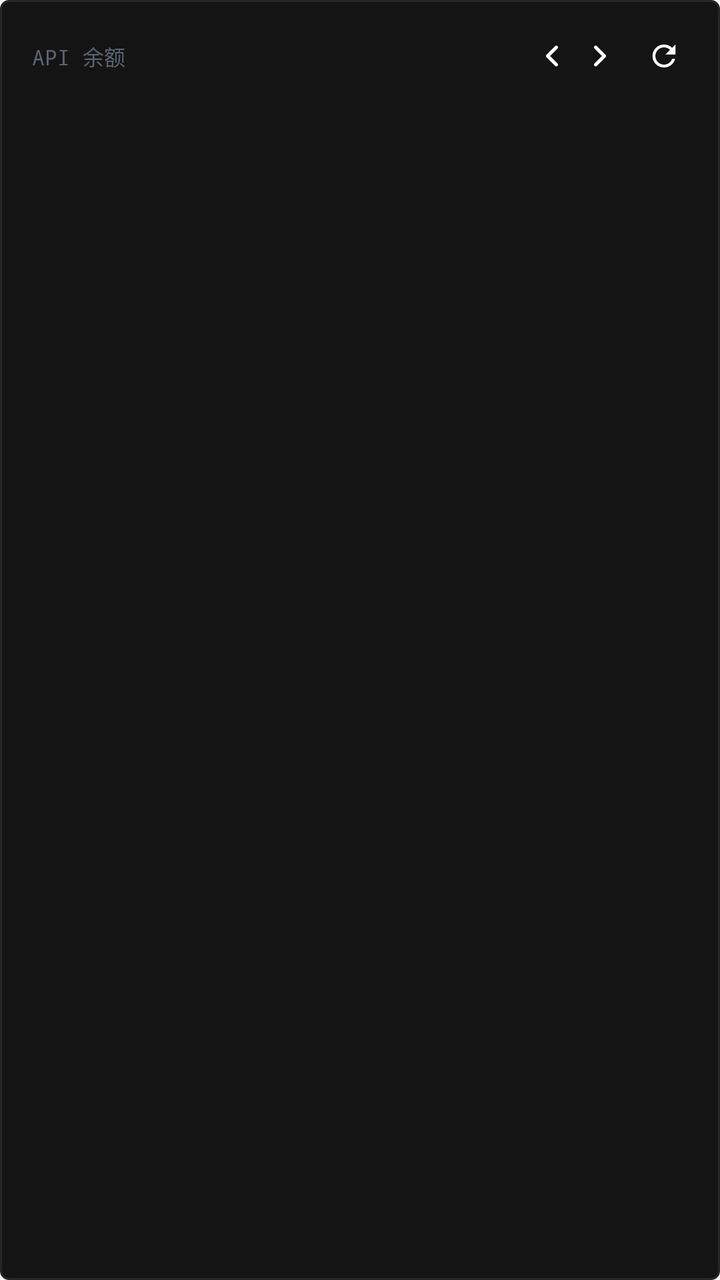
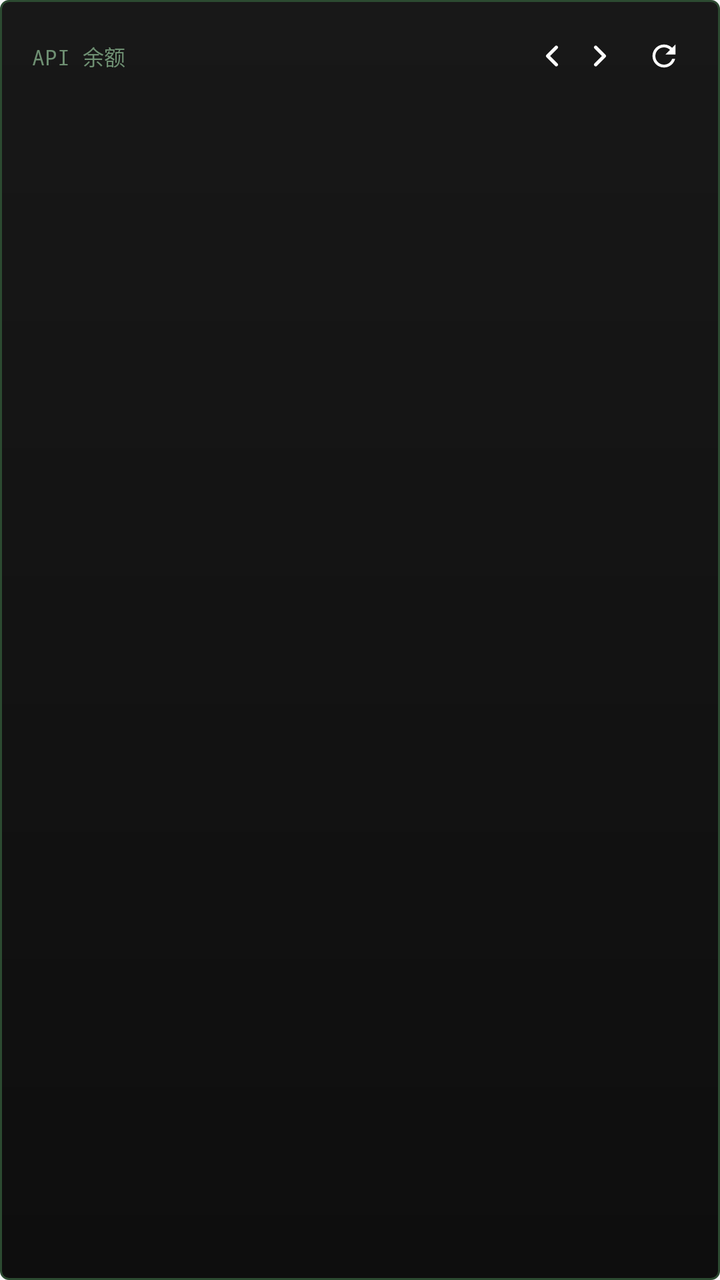

Before-and-after screenshots of an Android layout around one commit, followed by the original layout XML and the change that was made.
<!-- AndroidManifest.xml: application theme AppTheme -->
<!-- res/layout/widget_style4.xml -->
<?xml version="1.0" encoding="utf-8"?>
<FrameLayout xmlns:android="http://schemas.android.com/apk/res/android"
    android:id="@+id/w2_root"
    android:layout_width="match_parent"
    android:layout_height="match_parent"
    android:orientation="vertical"
    android:padding="16dp"
    android:background="@drawable/wg_t4">

    
    <ImageView
        android:id="@+id/w2_frost"
        android:layout_width="match_parent"
        android:layout_height="match_parent"
        android:scaleType="fitXY"
        android:visibility="gone" />


    
    <LinearLayout
        android:layout_width="match_parent"
        android:layout_height="wrap_content"
        android:orientation="vertical">

    
    <LinearLayout
        android:layout_width="match_parent"
        android:layout_height="wrap_content"
        android:orientation="horizontal"
        android:gravity="center_vertical">

        
        <TextView
            android:id="@+id/w2_title"
            android:layout_width="0dp"
            android:layout_height="wrap_content"
            android:layout_weight="1"
            android:minWidth="0dp"
            android:singleLine="true"
            android:ellipsize="end"
            android:includeFontPadding="false"
            android:textColor="@color/w2_tx2"
            android:fontFamily="monospace"
            android:textSize="10.5sp"
            android:text="API 余额" />

        <TextView
            android:id="@+id/w2_page"
            android:layout_width="wrap_content"
            android:layout_height="wrap_content"
            android:layout_marginStart="4dp"
            android:minWidth="0dp"
            android:includeFontPadding="false"
            android:textColor="@color/w2_tx3"
            android:fontFamily="monospace"
            android:textSize="10.5sp" />

        
        <ImageView
            android:id="@+id/w2_prev"
            android:clickable="true"
            android:focusable="true"
            android:layout_width="24dp"
            android:layout_height="24dp"
            android:layout_marginStart="2dp"
            android:scaleType="fitCenter"
            android:src="@drawable/ic_chevron_left"
            android:contentDescription="上一页" />

        <ImageView
            android:id="@+id/w2_next"
            android:clickable="true"
            android:focusable="true"
            android:layout_width="24dp"
            android:layout_height="24dp"
            android:scaleType="fitCenter"
            android:src="@drawable/ic_chevron_right"
            android:contentDescription="下一页" />

        
        <ImageView
            android:id="@+id/w2_refresh"
            android:clickable="true"
            android:focusable="true"
            android:layout_width="24dp"
            android:layout_height="24dp"
            android:layout_marginStart="8dp"
            android:scaleType="fitCenter"
            android:src="@drawable/ic_refresh"
            android:contentDescription="刷新" />
    </LinearLayout>

    
    <TextView
        android:id="@+id/w2_total"
        android:layout_width="match_parent"
        android:layout_height="wrap_content"
        android:layout_marginTop="10dp"
        android:singleLine="true"
        android:includeFontPadding="false"
        android:textColor="@color/w2_tx"
        android:fontFamily="monospace"
        android:textSize="21sp"
        android:textStyle="bold" />

    <TextView
        android:id="@+id/w2_sub"
        android:layout_width="match_parent"
        android:layout_height="wrap_content"
        android:layout_marginTop="5dp"
        android:singleLine="true"
        android:ellipsize="end"
        android:includeFontPadding="false"
        android:textColor="@color/w2_tx3"
        android:fontFamily="monospace"
        android:textSize="9sp" />

    

    
    <LinearLayout
        android:id="@+id/w2_row1"
        android:layout_width="match_parent"
        android:layout_height="wrap_content"
        android:layout_marginTop="12dp"
        android:orientation="horizontal"
        android:baselineAligned="false">

        <LinearLayout
            android:id="@+id/w2_slot1"
            android:layout_width="0dp"
            android:layout_height="wrap_content"
            android:layout_weight="1"
            android:orientation="horizontal"
            android:gravity="center_vertical"
            android:visibility="gone">

            <TextView
                android:id="@+id/w2_dot1"
                android:layout_width="6dp"
                android:layout_height="6dp"
                android:layout_marginEnd="8dp"
                android:background="@color/w2_accent" />

            <TextView
                android:id="@+id/w2_name1"
                android:layout_width="wrap_content"
                android:layout_height="wrap_content"
                android:maxWidth="108dp"
                android:singleLine="true"
                android:ellipsize="end"
                android:includeFontPadding="false"
                android:textColor="@color/w2_tx2"
                android:fontFamily="monospace"
                android:textSize="10.5sp" />

            <TextView
                android:id="@+id/w2_val1"
                android:layout_width="wrap_content"
                android:layout_height="wrap_content"
                android:layout_marginStart="8dp"
                android:singleLine="true"
                android:includeFontPadding="false"
                android:textColor="@color/w2_tx"
                android:fontFamily="monospace"
                android:textSize="14sp"
                android:textStyle="bold" />
        </LinearLayout>

        <LinearLayout
            android:id="@+id/w2_slot2"
            android:layout_width="0dp"
            android:layout_height="wrap_content"
            android:layout_weight="1"
            android:orientation="horizontal"
            android:gravity="center_vertical"
            android:visibility="gone">

            <TextView
                android:id="@+id/w2_dot2"
                android:layout_width="6dp"
                android:layout_height="6dp"
                android:layout_marginEnd="8dp"
                android:background="@color/w2_accent" />

            <TextView
                android:id="@+id/w2_name2"
                android:layout_width="wrap_content"
                android:layout_height="wrap_content"
                android:maxWidth="108dp"
                android:singleLine="true"
                android:ellipsize="end"
                android:includeFontPadding="false"
                android:textColor="@color/w2_tx2"
                android:fontFamily="monospace"
                android:textSize="10.5sp" />

            <TextView
                android:id="@+id/w2_val2"
                android:layout_width="wrap_content"
                android:layout_height="wrap_content"
                android:layout_marginStart="8dp"
                android:singleLine="true"
                android:includeFontPadding="false"
                android:textColor="@color/w2_tx"
                android:fontFamily="monospace"
                android:textSize="14sp"
                android:textStyle="bold" />
        </LinearLayout>
    </LinearLayout>

    
    <TextView
        android:id="@+id/w2_div1"
        android:layout_width="match_parent"
        android:layout_height="1dp"
        android:layout_marginTop="9dp"
        android:background="@color/w2_div"
        android:visibility="gone" />

    
    <LinearLayout
        android:id="@+id/w2_row2"
        android:layout_width="match_parent"
        android:layout_height="wrap_content"
        android:layout_marginTop="9dp"
        android:orientation="horizontal"
        android:baselineAligned="false">

        <LinearLayout
            android:id="@+id/w2_slot3"
            android:layout_width="0dp"
            android:layout_height="wrap_content"
            android:layout_weight="1"
            android:orientation="horizontal"
            android:gravity="center_vertical"
            android:visibility="gone">

            <TextView
                android:id="@+id/w2_dot3"
                android:layout_width="6dp"
                android:layout_height="6dp"
                android:layout_marginEnd="8dp"
                android:background="@color/w2_accent" />

            <TextView
                android:id="@+id/w2_name3"
                android:layout_width="wrap_content"
                android:layout_height="wrap_content"
                android:maxWidth="108dp"
                android:singleLine="true"
                android:ellipsize="end"
                android:includeFontPadding="false"
                android:textColor="@color/w2_tx2"
                android:fontFamily="monospace"
                android:textSize="10.5sp" />

            <TextView
                android:id="@+id/w2_val3"
                android:layout_width="wrap_content"
                android:layout_height="wrap_content"
                android:layout_marginStart="8dp"
                android:singleLine="true"
                android:includeFontPadding="false"
                android:textColor="@color/w2_tx"
                android:fontFamily="monospace"
                android:textSize="14sp"
                android:textStyle="bold" />
        </LinearLayout>

        <LinearLayout
            android:id="@+id/w2_slot4"
            android:layout_width="0dp"
            android:layout_height="wrap_content"
            android:layout_weight="1"
            android:orientation="horizontal"
            android:gravity="center_vertical"
            android:visibility="gone">

            <TextView
                android:id="@+id/w2_dot4"
                android:layout_width="6dp"
                android:layout_height="6dp"
                android:layout_marginEnd="8dp"
                android:background="@color/w2_accent" />

            <TextView
                android:id="@+id/w2_name4"
                android:layout_width="wrap_content"
                android:layout_height="wrap_content"
                android:maxWidth="108dp"
                android:singleLine="true"
                android:ellipsize="end"
                android:includeFontPadding="false"
                android:textColor="@color/w2_tx2"
                android:fontFamily="monospace"
                android:textSize="10.5sp" />

            <TextView
                android:id="@+id/w2_val4"
                android:layout_width="wrap_content"
                android:layout_height="wrap_content"
                android:layout_marginStart="8dp"
                android:singleLine="true"
                android:includeFontPadding="false"
                android:textColor="@color/w2_tx"
                android:fontFamily="monospace"
                android:textSize="14sp"
                android:textStyle="bold" />
        </LinearLayout>
    </LinearLayout>

    
    <TextView
        android:id="@+id/w2_div2"
        android:layout_width="match_parent"
        android:layout_height="1dp"
        android:layout_marginTop="9dp"
        android:background="@color/w2_div"
        android:visibility="gone" />

    
    <LinearLayout
        android:id="@+id/w2_row3"
        android:layout_width="match_parent"
        android:layout_height="wrap_content"
        android:layout_marginTop="9dp"
        android:orientation="horizontal"
        android:baselineAligned="false">

        <LinearLayout
            android:id="@+id/w2_slot5"
            android:layout_width="0dp"
            android:layout_height="wrap_content"
            android:layout_weight="1"
            android:orientation="horizontal"
            android:gravity="center_vertical"
            android:visibility="gone">

            <TextView
                android:id="@+id/w2_dot5"
                android:layout_width="6dp"
                android:layout_height="6dp"
                android:layout_marginEnd="8dp"
                android:background="@color/w2_accent" />

            <TextView
                android:id="@+id/w2_name5"
                android:layout_width="wrap_content"
                android:layout_height="wrap_content"
                android:maxWidth="108dp"
                android:singleLine="true"
                android:ellipsize="end"
                android:includeFontPadding="false"
                android:textColor="@color/w2_tx2"
                android:fontFamily="monospace"
                android:textSize="10.5sp" />

            <TextView
                android:id="@+id/w2_val5"
                android:layout_width="wrap_content"
                android:layout_height="wrap_content"
                android:layout_marginStart="8dp"
                android:singleLine="true"
                android:includeFontPadding="false"
                android:textColor="@color/w2_tx"
                android:fontFamily="monospace"
                android:textSize="14sp"
                android:textStyle="bold" />
        </LinearLayout>

        <LinearLayout
            android:id="@+id/w2_slot6"
            android:layout_width="0dp"
            android:layout_height="wrap_content"
            android:layout_weight="1"
            android:orientation="horizontal"
            android:gravity="center_vertical"
            android:visibility="gone">

            <TextView
                android:id="@+id/w2_dot6"
                android:layout_width="6dp"
                android:layout_height="6dp"
                android:layout_marginEnd="8dp"
                android:background="@color/w2_accent" />

            <TextView
                android:id="@+id/w2_name6"
                android:layout_width="wrap_content"
                android:layout_height="wrap_content"
                android:maxWidth="108dp"
                android:singleLine="true"
                android:ellipsize="end"
                android:includeFontPadding="false"
                android:textColor="@color/w2_tx2"
                android:fontFamily="monospace"
                android:textSize="10.5sp" />

            <TextView
                android:id="@+id/w2_val6"
                android:layout_width="wrap_content"
                android:layout_height="wrap_content"
                android:layout_marginStart="8dp"
                android:singleLine="true"
                android:includeFontPadding="false"
                android:textColor="@color/w2_tx"
                android:fontFamily="monospace"
                android:textSize="14sp"
                android:textStyle="bold" />
        </LinearLayout>
    </LinearLayout>

    
    <TextView
        android:id="@+id/w2_div3"
        android:layout_width="match_parent"
        android:layout_height="1dp"
        android:layout_marginTop="9dp"
        android:background="@color/w2_div"
        android:visibility="gone" />

    
    <LinearLayout
        android:id="@+id/w2_row4"
        android:layout_width="match_parent"
        android:layout_height="wrap_content"
        android:layout_marginTop="9dp"
        android:orientation="horizontal"
        android:baselineAligned="false">

        <LinearLayout
            android:id="@+id/w2_slot7"
            android:layout_width="0dp"
            android:layout_height="wrap_content"
            android:layout_weight="1"
            android:orientation="horizontal"
            android:gravity="center_vertical"
            android:visibility="gone">

            <TextView
                android:id="@+id/w2_dot7"
                android:layout_width="6dp"
                android:layout_height="6dp"
                android:layout_marginEnd="8dp"
                android:background="@color/w2_accent" />

            <TextView
                android:id="@+id/w2_name7"
                android:layout_width="wrap_content"
                android:layout_height="wrap_content"
                android:maxWidth="108dp"
                android:singleLine="true"
                android:ellipsize="end"
                android:includeFontPadding="false"
                android:textColor="@color/w2_tx2"
                android:fontFamily="monospace"
                android:textSize="10.5sp" />

            <TextView
                android:id="@+id/w2_val7"
                android:layout_width="wrap_content"
                android:layout_height="wrap_content"
                android:layout_marginStart="8dp"
                android:singleLine="true"
                android:includeFontPadding="false"
                android:textColor="@color/w2_tx"
                android:fontFamily="monospace"
                android:textSize="14sp"
                android:textStyle="bold" />
        </LinearLayout>

        <LinearLayout
            android:id="@+id/w2_slot8"
            android:layout_width="0dp"
            android:layout_height="wrap_content"
            android:layout_weight="1"
            android:orientation="horizontal"
            android:gravity="center_vertical"
            android:visibility="gone">

            <TextView
                android:id="@+id/w2_dot8"
                android:layout_width="6dp"
                android:layout_height="6dp"
                android:layout_marginEnd="8dp"
                android:background="@color/w2_accent" />

            <TextView
                android:id="@+id/w2_name8"
                android:layout_width="wrap_content"
                android:layout_height="wrap_content"
                android:maxWidth="108dp"
                android:singleLine="true"
                android:ellipsize="end"
                android:includeFontPadding="false"
                android:textColor="@color/w2_tx2"
                android:fontFamily="monospace"
                android:textSize="10.5sp" />

            <TextView
                android:id="@+id/w2_val8"
                android:layout_width="wrap_content"
                android:layout_height="wrap_content"
                android:layout_marginStart="8dp"
                android:singleLine="true"
                android:includeFontPadding="false"
                android:textColor="@color/w2_tx"
                android:fontFamily="monospace"
                android:textSize="14sp"
                android:textStyle="bold" />
        </LinearLayout>
    </LinearLayout>
    </LinearLayout>
</FrameLayout>
<!-- resources referenced by this layout -->
<resources>
  <color name="w2_accent">#4166F5</color>
  <color name="w2_div">#2E9AA6B2</color>
  <color name="w2_tx">#0B0E14</color>
  <color name="w2_tx2">#5A6472</color>
  <color name="w2_tx3">#656F7F</color>
  <!-- drawable ic_chevron_right (drawable) -->
  <?xml version="1.0" encoding="utf-8"?>
  <vector xmlns:android="http://schemas.android.com/apk/res/android"
      android:width="24dp"
      android:height="24dp"
      android:viewportWidth="24"
      android:viewportHeight="24">
  
      <group
          android:pivotX="12"
          android:pivotY="12"
          android:scaleX="0.72"
          android:scaleY="0.72">
  
          <path
              android:pathData="M9,6 L15,12 L9,18"
              android:strokeColor="#FFFFFF"
              android:strokeWidth="2.4"
              android:strokeLineCap="round"
              android:strokeLineJoin="round"
              android:fillColor="#00000000" />
      </group>
  </vector>
  <!-- drawable wg_t4 (drawable) -->
  <?xml version="1.0" encoding="utf-8"?>
  <shape xmlns:android="http://schemas.android.com/apk/res/android"
      android:shape="rectangle">
      <corners android:radius="4dp" />
      <solid android:color="#141414" />
      <stroke android:width="1dp" android:color="#262626" />
  </shape>
  <style name="AppDialog_AuroraLight" parent="@android:style/Theme.DeviceDefault.Light.Dialog.Alert">
          <item name="android:windowAnimationStyle">@style/DialogAnim</item>
          <item name="android:colorAccent">#4166F5</item>
          <item name="android:fontFamily">sans-serif</item>
          <item name="android:colorBackground">#FFFFFF</item>
          <item name="android:textColorPrimary">#0B0E14</item>
          <item name="android:textColorSecondary">#414A5C</item>
      </style>
  <!-- drawable mini_btn_border (drawable) -->
  <?xml version="1.0" encoding="utf-8"?>
  <shape xmlns:android="http://schemas.android.com/apk/res/android"
      android:shape="rectangle">
      <corners android:radius="999dp" />
      <solid android:color="?attr/c_btn" />
      <stroke android:width="1.2dp" android:color="?attr/c_btn_border" />
  </shape>
  <!-- drawable tag_bg (drawable) -->
  <?xml version="1.0" encoding="utf-8"?>
  <inset xmlns:android="http://schemas.android.com/apk/res/android"
      android:insetLeft="1dp" android:insetTop="1dp"
      android:insetRight="1dp" android:insetBottom="1dp">
      <shape android:shape="rectangle">
          <solid android:color="?attr/c_input" />
          <corners android:radius="20dp" />
      </shape>
  </inset>
  <!-- drawable seg_bg (drawable) -->
  <?xml version="1.0" encoding="utf-8"?>
  <shape xmlns:android="http://schemas.android.com/apk/res/android"
      android:shape="rectangle">
      <corners android:radius="14dp" />
      <solid android:color="?attr/c_neu_surface" />
      <stroke android:width="1dp" android:color="?attr/c_neu_dark" />
  </shape>
  <!-- drawable input_aurora (drawable) -->
  <?xml version="1.0" encoding="utf-8"?>
  <shape xmlns:android="http://schemas.android.com/apk/res/android"
      android:shape="rectangle">
      <corners android:radius="12dp" />
      <solid android:color="?attr/c_input" />
      <stroke android:width="1dp" android:color="?attr/c_line" />
  </shape>
  <!-- drawable seg_sel (drawable) -->
  <?xml version="1.0" encoding="utf-8"?>
  <shape xmlns:android="http://schemas.android.com/apk/res/android"
      android:shape="rectangle">
      <corners android:radius="10dp" />
      <solid android:color="?attr/c_accent_soft" />
  </shape>
  <!-- drawable pull_bg (drawable) -->
  <?xml version="1.0" encoding="utf-8"?>
  <shape xmlns:android="http://schemas.android.com/apk/res/android"
      android:shape="rectangle">
      <corners android:radius="18dp" />
      <solid android:color="?attr/c_neu_surface" />
      <stroke android:width="1dp" android:color="?attr/c_neu_dark" />
  </shape>
  <style name="DialogAnim">
          <item name="android:windowEnterAnimation">@anim/dialog_in</item>
          <item name="android:windowExitAnimation">@anim/dialog_out</item>
      </style>
  <!-- unchanged entries left out for length: 3 -->
</resources>

<!-- the commit's change to res/layout/widget_style4.xml (unified diff, before → after) -->
@@ -39,7 +39,7 @@
             android:singleLine="true"
             android:ellipsize="end"
             android:includeFontPadding="false"
-            android:textColor="@color/w2_tx2"
+            android:textColor="@color/ws4_tx2"
             android:fontFamily="monospace"
             android:textSize="10.5sp"
             android:text="API 余额" />
@@ -51,7 +51,7 @@
             android:layout_marginStart="4dp"
             android:minWidth="0dp"
             android:includeFontPadding="false"
-            android:textColor="@color/w2_tx3"
+            android:textColor="@color/ws4_tx3"
             android:fontFamily="monospace"
             android:textSize="10.5sp" />
 
@@ -98,7 +98,7 @@
         android:layout_marginTop="10dp"
         android:singleLine="true"
         android:includeFontPadding="false"
-        android:textColor="@color/w2_tx"
+        android:textColor="@color/ws4_tx"
         android:fontFamily="monospace"
         android:textSize="21sp"
         android:textStyle="bold" />
@@ -111,7 +111,7 @@
         android:singleLine="true"
         android:ellipsize="end"
         android:includeFontPadding="false"
-        android:textColor="@color/w2_tx3"
+        android:textColor="@color/ws4_tx3"
         android:fontFamily="monospace"
         android:textSize="9sp" />
 
@@ -140,7 +140,7 @@
                 android:layout_width="6dp"
                 android:layout_height="6dp"
                 android:layout_marginEnd="8dp"
-                android:background="@color/w2_accent" />
+                android:background="@color/ws4_accent" />
 
             <TextView
                 android:id="@+id/w2_name1"
@@ -150,7 +150,7 @@
                 android:singleLine="true"
                 android:ellipsize="end"
                 android:includeFontPadding="false"
-                android:textColor="@color/w2_tx2"
+                android:textColor="@color/ws4_tx2"
                 android:fontFamily="monospace"
                 android:textSize="10.5sp" />
 
@@ -161,7 +161,7 @@
                 android:layout_marginStart="8dp"
                 android:singleLine="true"
                 android:includeFontPadding="false"
-                android:textColor="@color/w2_tx"
+                android:textColor="@color/ws4_tx"
                 android:fontFamily="monospace"
                 android:textSize="14sp"
                 android:textStyle="bold" />
@@ -181,7 +181,7 @@
                 android:layout_width="6dp"
                 android:layout_height="6dp"
                 android:layout_marginEnd="8dp"
-                android:background="@color/w2_accent" />
+                android:background="@color/ws4_accent" />
 
             <TextView
                 android:id="@+id/w2_name2"
@@ -191,7 +191,7 @@
                 android:singleLine="true"
                 android:ellipsize="end"
                 android:includeFontPadding="false"
-                android:textColor="@color/w2_tx2"
+                android:textColor="@color/ws4_tx2"
                 android:fontFamily="monospace"
                 android:textSize="10.5sp" />
 
@@ -202,7 +202,7 @@
                 android:layout_marginStart="8dp"
                 android:singleLine="true"
                 android:includeFontPadding="false"
-                android:textColor="@color/w2_tx"
+                android:textColor="@color/ws4_tx"
                 android:fontFamily="monospace"
                 android:textSize="14sp"
                 android:textStyle="bold" />
@@ -215,7 +215,7 @@
         android:layout_width="match_parent"
         android:layout_height="1dp"
         android:layout_marginTop="9dp"
-        android:background="@color/w2_div"
+        android:background="@color/ws4_div"
         android:visibility="gone" />
 
     
@@ -241,7 +241,7 @@
                 android:layout_width="6dp"
                 android:layout_height="6dp"
                 android:layout_marginEnd="8dp"
-                android:background="@color/w2_accent" />
+                android:background="@color/ws4_accent" />
 
             <TextView
                 android:id="@+id/w2_name3"
@@ -251,7 +251,7 @@
                 android:singleLine="true"
                 android:ellipsize="end"
                 android:includeFontPadding="false"
-                android:textColor="@color/w2_tx2"
+                android:textColor="@color/ws4_tx2"
                 android:fontFamily="monospace"
                 android:textSize="10.5sp" />
 
@@ -262,7 +262,7 @@
                 android:layout_marginStart="8dp"
                 android:singleLine="true"
                 android:includeFontPadding="false"
-                android:textColor="@color/w2_tx"
+                android:textColor="@color/ws4_tx"
                 android:fontFamily="monospace"
                 android:textSize="14sp"
                 android:textStyle="bold" />
@@ -282,7 +282,7 @@
                 android:layout_width="6dp"
                 android:layout_height="6dp"
                 android:layout_marginEnd="8dp"
-                android:background="@color/w2_accent" />
+                android:background="@color/ws4_accent" />
 
             <TextView
                 android:id="@+id/w2_name4"
@@ -292,7 +292,7 @@
                 android:singleLine="true"
                 android:ellipsize="end"
                 android:includeFontPadding="false"
-                android:textColor="@color/w2_tx2"
+                android:textColor="@color/ws4_tx2"
                 android:fontFamily="monospace"
                 android:textSize="10.5sp" />
 
@@ -303,7 +303,7 @@
                 android:layout_marginStart="8dp"
                 android:singleLine="true"
                 android:includeFontPadding="false"
-                android:textColor="@color/w2_tx"
+                android:textColor="@color/ws4_tx"
                 android:fontFamily="monospace"
                 android:textSize="14sp"
                 android:textStyle="bold" />
@@ -316,7 +316,7 @@
         android:layout_width="match_parent"
         android:layout_height="1dp"
         android:layout_marginTop="9dp"
-        android:background="@color/w2_div"
+        android:background="@color/ws4_div"
         android:visibility="gone" />
 
     
@@ -342,7 +342,7 @@
                 android:layout_width="6dp"
                 android:layout_height="6dp"
                 android:layout_marginEnd="8dp"
-                android:background="@color/w2_accent" />
+                android:background="@color/ws4_accent" />
 
             <TextView
                 android:id="@+id/w2_name5"
@@ -352,7 +352,7 @@
                 android:singleLine="true"
                 android:ellipsize="end"
                 android:includeFontPadding="false"
-                android:textColor="@color/w2_tx2"
+                android:textColor="@color/ws4_tx2"
                 android:fontFamily="monospace"
                 android:textSize="10.5sp" />
 
@@ -363,7 +363,7 @@
                 android:layout_marginStart="8dp"
                 android:singleLine="true"
                 android:includeFontPadding="false"
-                android:textColor="@color/w2_tx"
+                android:textColor="@color/ws4_tx"
                 android:fontFamily="monospace"
                 android:textSize="14sp"
                 android:textStyle="bold" />
@@ -383,7 +383,7 @@
                 android:layout_width="6dp"
                 android:layout_height="6dp"
                 android:layout_marginEnd="8dp"
-                android:background="@color/w2_accent" />
+                android:background="@color/ws4_accent" />
 
             <TextView
                 android:id="@+id/w2_name6"
@@ -393,7 +393,7 @@
                 android:singleLine="true"
                 android:ellipsize="end"
                 android:includeFontPadding="false"
-                android:textColor="@color/w2_tx2"
+                android:textColor="@color/ws4_tx2"
                 android:fontFamily="monospace"
                 android:textSize="10.5sp" />
 
@@ -404,7 +404,7 @@
                 android:layout_marginStart="8dp"
                 android:singleLine="true"
                 android:includeFontPadding="false"
-                android:textColor="@color/w2_tx"
+                android:textColor="@color/ws4_tx"
                 android:fontFamily="monospace"
                 android:textSize="14sp"
                 android:textStyle="bold" />
@@ -417,7 +417,7 @@
         android:layout_width="match_parent"
         android:layout_height="1dp"
         android:layout_marginTop="9dp"
-        android:background="@color/w2_div"
+        android:background="@color/ws4_div"
         android:visibility="gone" />
 
     
@@ -443,7 +443,7 @@
                 android:layout_width="6dp"
                 android:layout_height="6dp"
                 android:layout_marginEnd="8dp"
-                android:background="@color/w2_accent" />
+                android:background="@color/ws4_accent" />
 
             <TextView
                 android:id="@+id/w2_name7"
@@ -453,7 +453,7 @@
                 android:singleLine="true"
                 android:ellipsize="end"
                 android:includeFontPadding="false"
-                android:textColor="@color/w2_tx2"
+                android:textColor="@color/ws4_tx2"
                 android:fontFamily="monospace"
                 android:textSize="10.5sp" />
 
@@ -464,7 +464,7 @@
                 android:layout_marginStart="8dp"
                 android:singleLine="true"
                 android:includeFontPadding="false"
-                android:textColor="@color/w2_tx"
+                android:textColor="@color/ws4_tx"
                 android:fontFamily="monospace"
                 android:textSize="14sp"
                 android:textStyle="bold" />
@@ -484,7 +484,7 @@
                 android:layout_width="6dp"
                 android:layout_height="6dp"
                 android:layout_marginEnd="8dp"
-                android:background="@color/w2_accent" />
+                android:background="@color/ws4_accent" />
 
             <TextView
                 android:id="@+id/w2_name8"
@@ -494,7 +494,7 @@
                 android:singleLine="true"
                 android:ellipsize="end"
                 android:includeFontPadding="false"
-                android:textColor="@color/w2_tx2"
+                android:textColor="@color/ws4_tx2"
                 android:fontFamily="monospace"
                 android:textSize="10.5sp" />
 
@@ -505,7 +505,7 @@
                 android:layout_marginStart="8dp"
                 android:singleLine="true"
                 android:includeFontPadding="false"
-                android:textColor="@color/w2_tx"
+                android:textColor="@color/ws4_tx"
                 android:fontFamily="monospace"
                 android:textSize="14sp"
                 android:textStyle="bold" />
<!-- resource entries referenced after the edit -->
@@ -1,10 +1,10 @@
 <!-- resources referenced by this layout -->
 <resources>
-  <color name="w2_accent">#4166F5</color>
-  <color name="w2_div">#2E9AA6B2</color>
-  <color name="w2_tx">#0B0E14</color>
-  <color name="w2_tx2">#5A6472</color>
-  <color name="w2_tx3">#656F7F</color>
+  <color name="ws4_accent">#FF4ADE80</color>
+  <color name="ws4_div">#FF262626</color>
+  <color name="ws4_tx">#FFC8FACC</color>
+  <color name="ws4_tx2">#FF6E8F72</color>
+  <color name="ws4_tx3">#FF445C47</color>
   <!-- drawable ic_chevron_right (drawable) -->
   <?xml version="1.0" encoding="utf-8"?>
   <vector xmlns:android="http://schemas.android.com/apk/res/android"
@@ -30,11 +30,10 @@
   </vector>
   <!-- drawable wg_t4 (drawable) -->
   <?xml version="1.0" encoding="utf-8"?>
-  <shape xmlns:android="http://schemas.android.com/apk/res/android"
-      android:shape="rectangle">
+  <shape xmlns:android="http://schemas.android.com/apk/res/android" android:shape="rectangle">
+      <gradient android:startColor="#FF181818" android:endColor="#FF0E0E0E" android:angle="270" />
       <corners android:radius="4dp" />
-      <solid android:color="#141414" />
-      <stroke android:width="1dp" android:color="#262626" />
+      <stroke android:width="1dp" android:color="#FF2C4A31" />
   </shape>
   <style name="AppDialog_AuroraLight" parent="@android:style/Theme.DeviceDefault.Light.Dialog.Alert">
           <item name="android:windowAnimationStyle">@style/DialogAnim</item>
